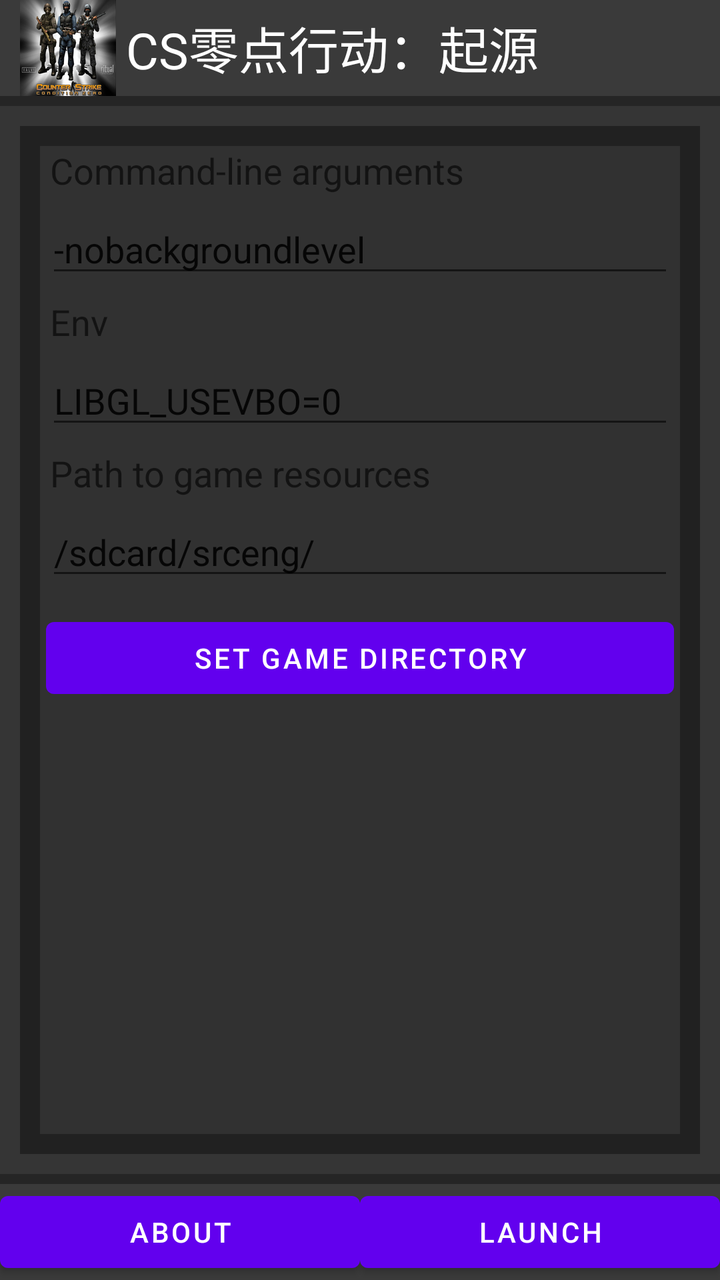
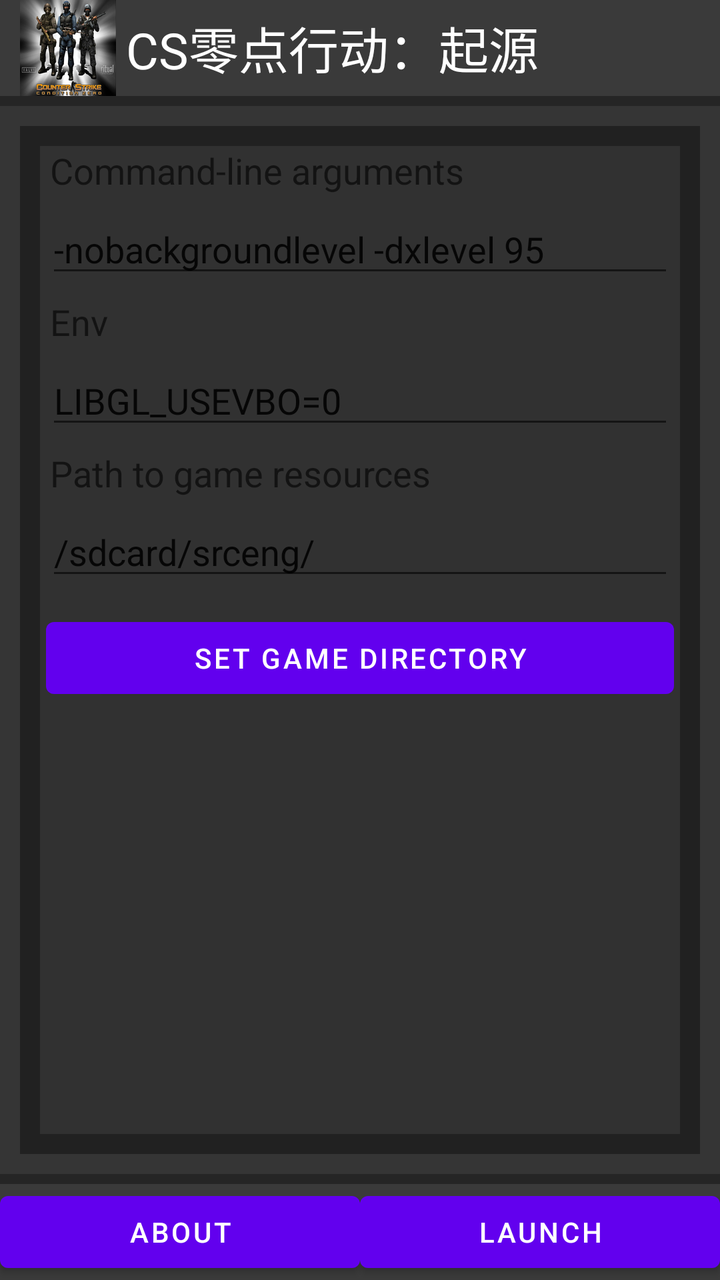

Compare the two renders of this Android layout. The source of the first and the diff that turns it into the second are given below.
<!-- AndroidManifest.xml: fallback theme Theme.MaterialComponents.DayNight.NoActionBar -->
<!-- res/layout/activity_launcher.xml -->
<?xml version="1.0" encoding="utf-8"?>
<RelativeLayout android:background="#ff252525" android:layout_width="fill_parent" android:layout_height="fill_parent"
  xmlns:android="http://schemas.android.com/apk/res/android" xmlns:ads="http://schemas.android.com/apk/res-auto">
    <LinearLayout android:gravity="center" android:layout_gravity="center" android:id="@id/header" android:background="#ff3a3a3a" android:paddingLeft="10.0dip" android:layout_width="fill_parent" android:layout_height="wrap_content" android:layout_alignParentTop="true">
        <ImageView android:layout_gravity="left" android:layout_width="wrap_content" android:layout_height="wrap_content" android:layout_marginRight="5.0dip" android:src="@drawable/ic_launcher" />
        <TextView android:textSize="25.0sp" android:textColor="#ffffffff" android:id="@id/header_text" android:layout_width="fill_parent" android:layout_height="wrap_content" android:text="@string/srceng_app_name" />
    </LinearLayout>
    <LinearLayout android:orientation="horizontal" android:id="@id/footer" android:background="#ff3a3a3a" android:layout_width="fill_parent" android:layout_height="wrap_content" android:layout_alignParentBottom="true">
        <Button android:textColor="#ffffffff" android:id="@id/button_about" android:layout_width="fill_parent" android:layout_height="wrap_content" android:text="@string/srceng_launcher_about" android:layout_weight="1.0" />
        <Button android:textColor="#ffffffff" android:id="@id/button_launch" android:layout_width="fill_parent" android:layout_height="wrap_content" android:text="@string/srceng_launcher_launch" android:layout_weight="1.0" />
    </LinearLayout>
    <LinearLayout android:layout_gravity="center" android:id="@id/center" android:paddingTop="5.0dip" android:paddingBottom="5.0dip" android:layout_width="fill_parent" android:layout_height="fill_parent" android:layout_above="@id/footer" android:layout_below="@id/header">
        <LinearLayout android:orientation="vertical" android:background="#ff353535" android:paddingLeft="10.0dip" android:paddingTop="10.0dip" android:paddingRight="10.0dip" android:paddingBottom="10.0dip" android:layout_width="fill_parent" android:layout_height="fill_parent">
            <LinearLayout android:orientation="vertical" android:background="#ff212121" android:paddingLeft="10.0dip" android:paddingTop="10.0dip" android:paddingRight="10.0dip" android:paddingBottom="10.0dip" android:layout_width="fill_parent" android:layout_height="fill_parent">
                <ScrollView android:layout_width="fill_parent" android:layout_height="fill_parent" android:fillViewport="true">
                    <LinearLayout android:orientation="vertical" android:id="@id/body" android:background="#ff313131" android:layout_width="fill_parent" android:layout_height="fill_parent">
                        <TextView android:textAppearance="?android:textAppearanceMedium" android:layout_width="fill_parent" android:layout_height="wrap_content" android:layout_marginLeft="5.0dip" android:text="@string/srceng_launcher_command_args" />
                        <EditText android:id="@id/edit_cmdline" android:layout_width="fill_parent" android:layout_height="wrap_content" android:layout_marginLeft="3.0dip" android:layout_marginTop="5.0dip" android:layout_marginRight="3.0dip" android:layout_marginBottom="5.0dip" android:text="-nobackgroundlevel" android:maxLines="1" android:inputType="text" />
                        <TextView android:textAppearance="?android:textAppearanceMedium" android:layout_width="fill_parent" android:layout_height="wrap_content" android:layout_marginLeft="5.0dip" android:text="@string/srceng_launcher_env" />
                        <EditText android:id="@id/edit_env" android:layout_width="fill_parent" android:layout_height="wrap_content" android:layout_marginLeft="3.0dip" android:layout_marginTop="5.0dip" android:layout_marginRight="3.0dip" android:layout_marginBottom="5.0dip" android:text="LIBGL_USEVBO=0" android:maxLines="1" android:inputType="text" />
                        <TextView android:textAppearance="?android:textAppearanceMedium" android:layout_width="fill_parent" android:layout_height="wrap_content" android:layout_marginLeft="5.0dip" android:text="@string/srceng_launcher_game_path" />
                        <EditText android:id="@id/edit_gamepath" android:layout_width="fill_parent" android:layout_height="wrap_content" android:layout_marginLeft="3.0dip" android:layout_marginTop="5.0dip" android:layout_marginRight="3.0dip" android:layout_marginBottom="5.0dip" android:text="/sdcard/srceng/" android:maxLines="1" android:inputType="text" />
                        <Button android:textColor="#ffffffff" android:id="@id/button_gamedir" android:layout_width="fill_parent" android:layout_height="wrap_content" android:layout_marginLeft="3.0dip" android:layout_marginTop="5.0dip" android:layout_marginRight="3.0dip" android:layout_marginBottom="5.0dip" android:text="@string/srceng_launcher_set_game_path" />
                    </LinearLayout>
                </ScrollView>
            </LinearLayout>
        </LinearLayout>
    </LinearLayout>
</RelativeLayout>
<!-- resources referenced by this layout -->
<resources>
  <!-- drawable ic_launcher: jpg bitmap (drawable, 4375 bytes) -->
  <string name="srceng_app_name">CS零点行动：起源</string>
  <string name="srceng_launcher_about">About</string>
  <string name="srceng_launcher_command_args">Command-line arguments</string>
  <string name="srceng_launcher_env">Env</string>
  <string name="srceng_launcher_game_path">Path to game resources</string>
  <string name="srceng_launcher_launch">Launch</string>
  <string name="srceng_launcher_set_game_path">Set game directory</string>
</resources>

<!-- the commit's change to res/layout/activity_launcher.xml (unified diff, before → after) -->
@@ -15,7 +15,7 @@
                 <ScrollView android:layout_width="fill_parent" android:layout_height="fill_parent" android:fillViewport="true">
                     <LinearLayout android:orientation="vertical" android:id="@id/body" android:background="#ff313131" android:layout_width="fill_parent" android:layout_height="fill_parent">
                         <TextView android:textAppearance="?android:textAppearanceMedium" android:layout_width="fill_parent" android:layout_height="wrap_content" android:layout_marginLeft="5.0dip" android:text="@string/srceng_launcher_command_args" />
-                        <EditText android:id="@id/edit_cmdline" android:layout_width="fill_parent" android:layout_height="wrap_content" android:layout_marginLeft="3.0dip" android:layout_marginTop="5.0dip" android:layout_marginRight="3.0dip" android:layout_marginBottom="5.0dip" android:text="-nobackgroundlevel" android:maxLines="1" android:inputType="text" />
+                        <EditText android:id="@id/edit_cmdline" android:layout_width="fill_parent" android:layout_height="wrap_content" android:layout_marginLeft="3.0dip" android:layout_marginTop="5.0dip" android:layout_marginRight="3.0dip" android:layout_marginBottom="5.0dip" android:text="-nobackgroundlevel -dxlevel 95" android:maxLines="1" android:inputType="text" />
                         <TextView android:textAppearance="?android:textAppearanceMedium" android:layout_width="fill_parent" android:layout_height="wrap_content" android:layout_marginLeft="5.0dip" android:text="@string/srceng_launcher_env" />
                         <EditText android:id="@id/edit_env" android:layout_width="fill_parent" android:layout_height="wrap_content" android:layout_marginLeft="3.0dip" android:layout_marginTop="5.0dip" android:layout_marginRight="3.0dip" android:layout_marginBottom="5.0dip" android:text="LIBGL_USEVBO=0" android:maxLines="1" android:inputType="text" />
                         <TextView android:textAppearance="?android:textAppearanceMedium" android:layout_width="fill_parent" android:layout_height="wrap_content" android:layout_marginLeft="5.0dip" android:text="@string/srceng_launcher_game_path" />
